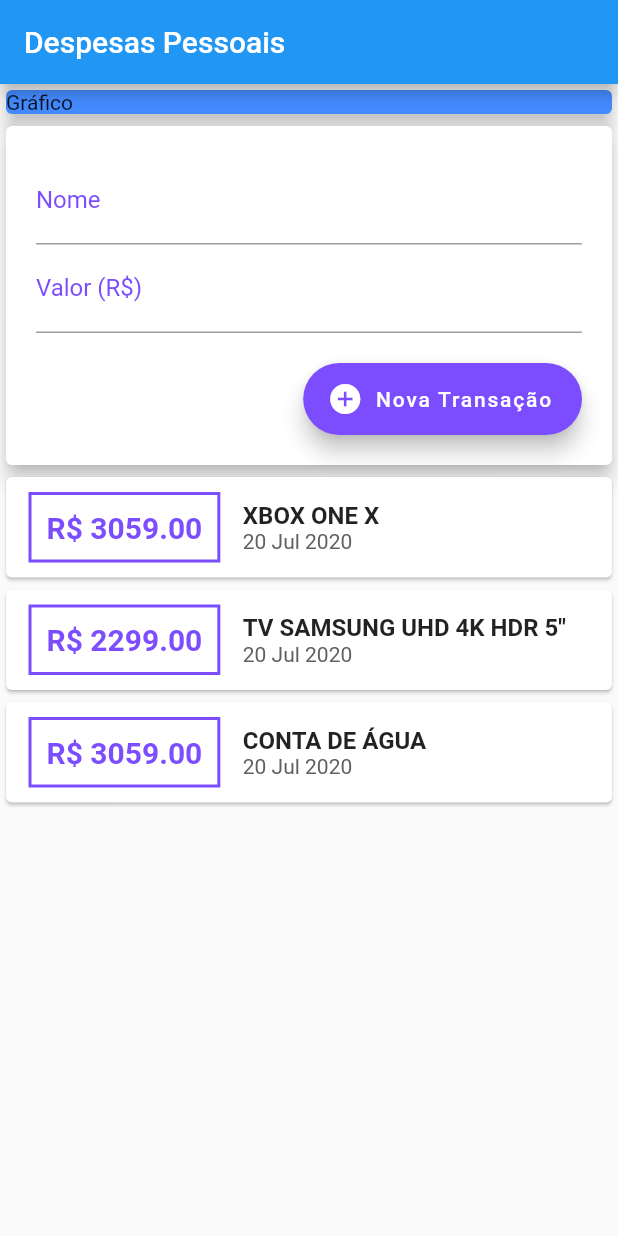
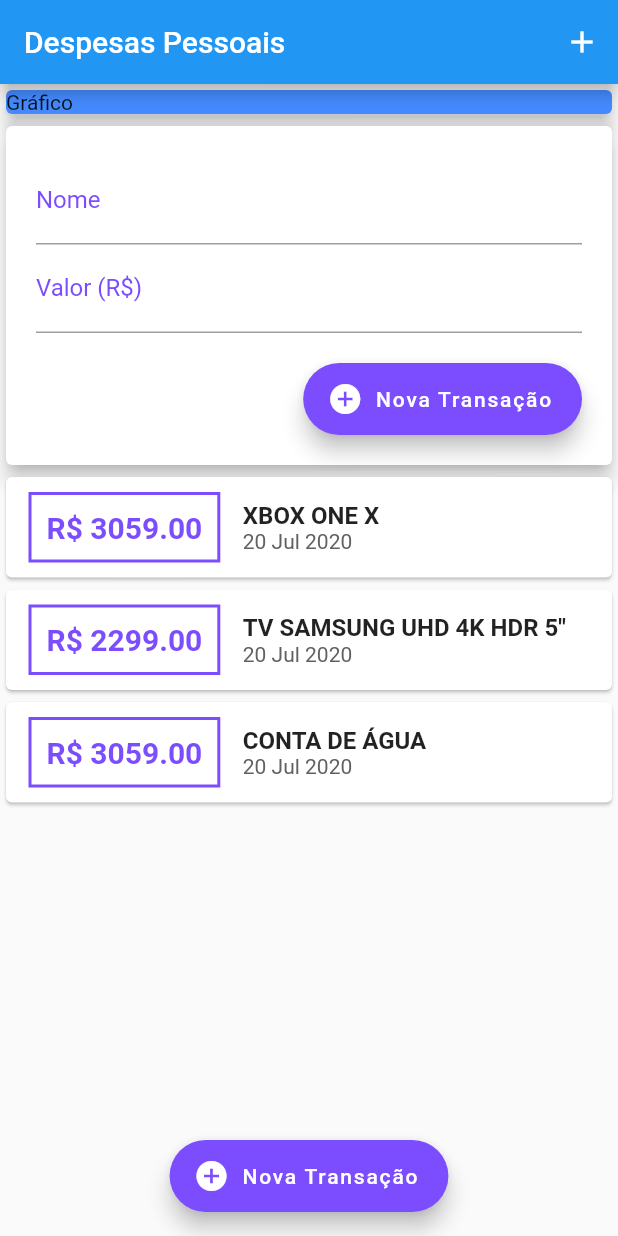
Before and after one commit to airtonferreira/daily-expenses, a Flutter app: the screen it shows after launch, on a phone screen of 412 x 824 dp. Run offline on Flutter 3.47's test engine with Material 2 defaults, Android fonts, the phone set to English and light mode, and no system bars.

```diff
--- a/lib/main.dart
+++ b/lib/main.dart
@@ -17,6 +17,7 @@ class HomePage extends StatelessWidget {
     return Scaffold(
       appBar: AppBar(
         title: Text('Despesas Pessoais'),
+        actions: <Widget>[IconButton(icon: Icon(Icons.add), onPressed: () {})],
       ),
       body: SingleChildScrollView(
         child: Column(
@@ -32,6 +33,14 @@ class HomePage extends StatelessWidget {
             TransactionDb(),
           ],
         ),
-        ));
+      ),
+      floatingActionButton: FloatingActionButton.extended(
+        onPressed: (() {}),
+        icon: Icon(Icons.add_circle),
+        label: Text('Nova Transação'),
+        backgroundColor: Colors.deepPurpleAccent,
+      ),
+      floatingActionButtonLocation: FloatingActionButtonLocation.centerFloat,
+    );
   }
 }
```
Lines whose indentation alone changed are shown as unchanged.
